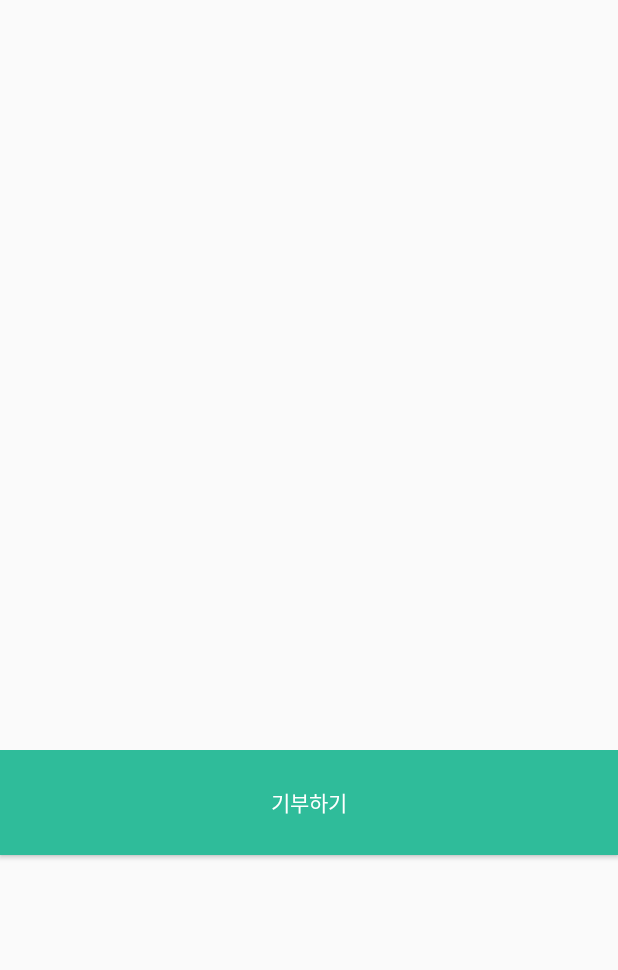
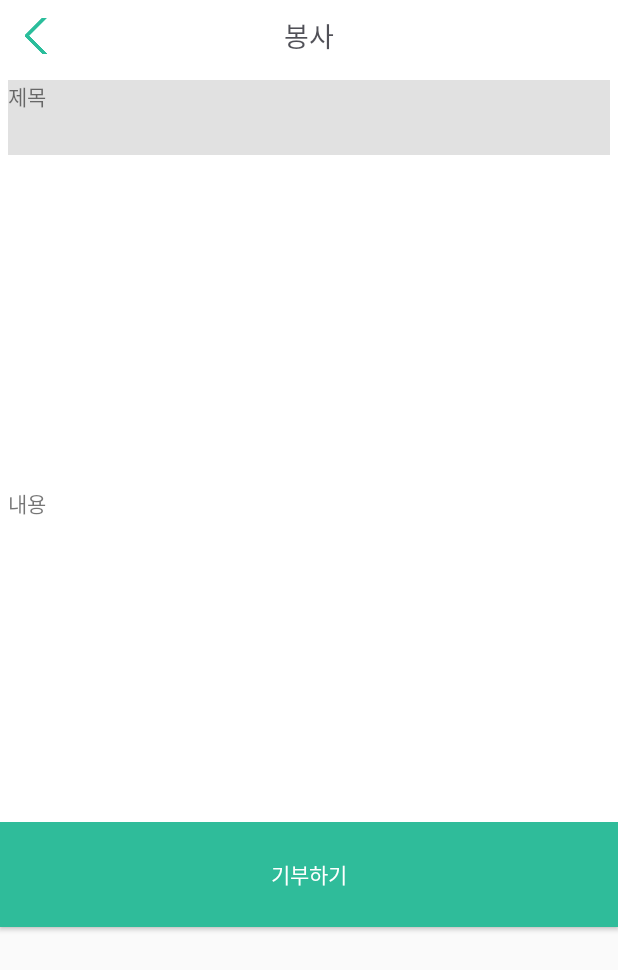
Before and after one commit to MidasChallenge2017Mobile4/donation_android_app, an Android app: the DonateExplainActivity screen opened directly, with no data from a screen before it, on a phone screen of 412 x 824 dp. Shown: the top 970 px of the screen. Run offline under Robolectric (Android 15) with nearby library versions, the phone set to English and light mode, and no system bars.

Commit message:
donate 디자인 수정

```diff
--- a/app/src/main/res/layout/activity_donate.xml
+++ b/app/src/main/res/layout/activity_donate.xml
@@ -5,14 +5,14 @@
     <RelativeLayout
         android:layout_width="match_parent"
         android:layout_height="48dp"
-        android:background="@color/colorAccent"
-        android:gravity="center_vertical">
+        android:background="@color/white">
 
         <ImageButton
             android:visibility="visible"
+            android:layout_centerVertical="true"
             android:id="@+id/back_btn"
             android:background="@android:color/transparent"
-            android:src="@drawable/ic_back_btn"
+            android:src="@drawable/back_btn"
             android:layout_marginLeft="16dp"
             android:layout_alignParentLeft="true"
             android:layout_width="24dp"
@@ -20,14 +20,14 @@
             />
 
         <TextView
-            android:text="기부"
-            android:layout_toRightOf="@+id/back_btn"
-            android:layout_marginLeft="32dp"
+            android:text="봉사"
+            android:layout_centerInParent="true"
             android:textSize="18sp"
+            android:layout_centerVertical="true"
             android:id="@+id/this_month_tv"
             android:layout_width="wrap_content"
             android:layout_height="wrap_content"
-            android:textColor="@color/white" />
+            android:textColor="@color/text_color" />
 
 
         <!--<TextView-->
@@ -45,6 +45,7 @@
         <!--android:layout_alignParentEnd="true" />-->
 
     </RelativeLayout>
+
     <TabHost
         android:id="@+id/donateTab"
         android:layout_width="fill_parent"
--- a/app/src/main/res/layout/activity_donate_explain.xml
+++ b/app/src/main/res/layout/activity_donate_explain.xml
@@ -2,11 +2,72 @@
 <LinearLayout xmlns:android="http://schemas.android.com/apk/res/android"
     android:orientation="vertical" android:layout_width="match_parent"
     android:layout_height="match_parent">
+    <RelativeLayout
+        android:layout_width="match_parent"
+        android:layout_height="48dp"
+        android:background="@color/white">
+
+        <ImageButton
+            android:visibility="visible"
+            android:layout_centerVertical="true"
+            android:id="@+id/back_btn"
+            android:background="@android:color/transparent"
+            android:src="@drawable/back_btn"
+            android:layout_marginLeft="16dp"
+            android:layout_alignParentLeft="true"
+            android:layout_width="24dp"
+            android:layout_height="24dp"
+            />
+
+        <TextView
+            android:text="봉사"
+            android:layout_centerInParent="true"
+            android:textSize="18sp"
+            android:layout_centerVertical="true"
+            android:id="@+id/this_month_tv"
+            android:layout_width="wrap_content"
+            android:layout_height="wrap_content"
+            android:textColor="@color/text_color" />
+
+
+        <!--<TextView-->
+        <!--android:id="@+id/today_tv"-->
+        <!--android:gravity="right"-->
+        <!--android:text="오늘"-->
+        <!--android:paddingRight="16dp"-->
+        <!--android:textColor="#ffffff"-->
+        <!--android:textSize="18dp"-->
+        <!--android:layout_width="wrap_content"-->
+        <!--android:layout_height="24dp"-->
+        <!--android:layout_alignBaseline="@+id/this_month_tv"-->
+        <!--android:layout_alignBottom="@+id/this_month_tv"-->
+        <!--android:layout_alignParentRight="true"-->
+        <!--android:layout_alignParentEnd="true" />-->
+
+    </RelativeLayout>
+
     <LinearLayout
+        android:background="#FFFFFF"
         android:orientation="vertical"
         android:layout_width="match_parent"
         android:layout_height="500dp">
-
+        <TextView
+            android:background="#e1e1e1"
+            android:id="@+id/title"
+            android:layout_width="match_parent"
+            android:layout_height="50dp"
+            android:layout_margin="5dp"
+            android:text = "제목"/>
+        <ImageView
+            android:layout_width="match_parent"
+            android:layout_height="200dp"
+            android:layout_margin="5dp" />
+        <TextView
+            android:layout_width="match_parent"
+            android:layout_height="220dp"
+            android:layout_margin="5dp"
+            android:text="내용"
+            />
     </LinearLayout>
 
     <LinearLayout
```
Also changed, not shown: app/src/main/java/com/midas/donation_android_app/DonateActivity.java (line endings or trailing spaces).
